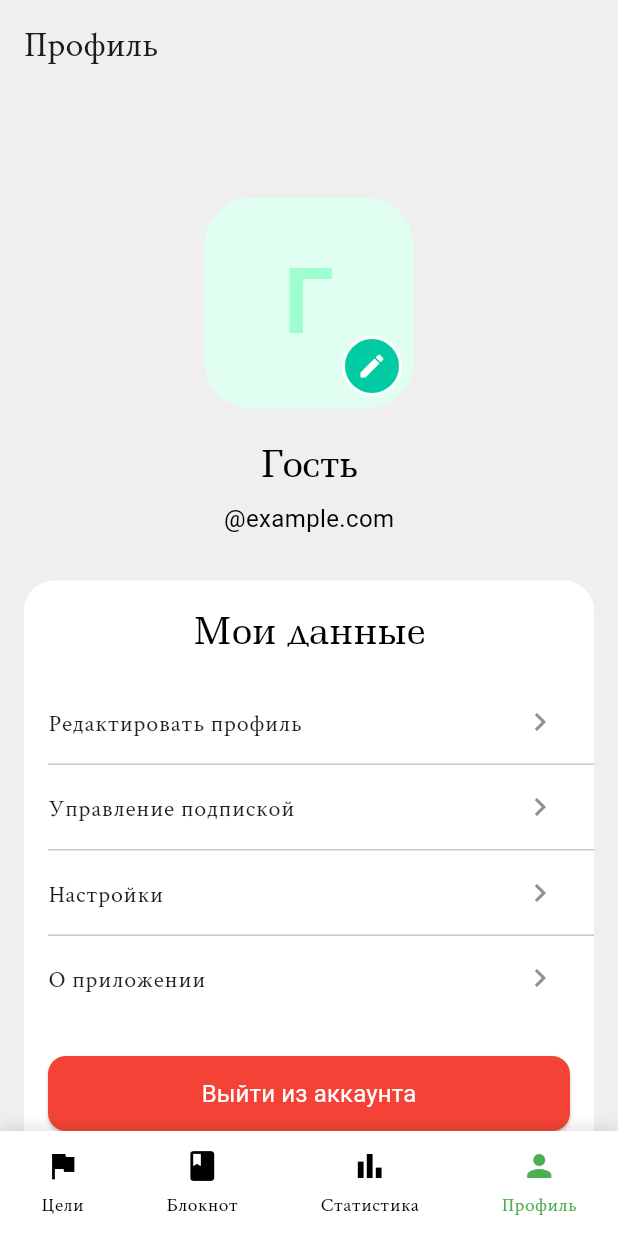
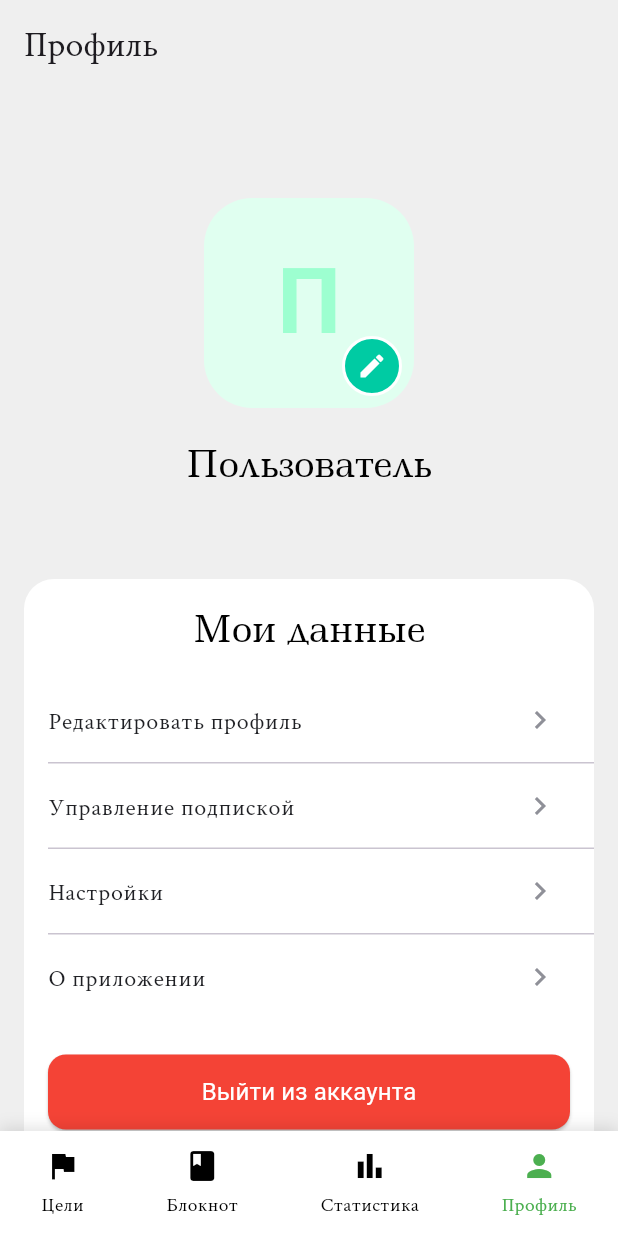
Before and after one commit to git-company-tp10-1/main, a Flutter app: the MainScreen screen opened directly, swiped to page 4, on a phone screen of 412 x 824 dp. Run offline on Flutter 3.47's test engine with Material 3 defaults, Android fonts, the phone set to English and light mode, and no system bars; our stand-ins replace shared_preferences; accounts and stored records are empty; network calls fail; Roboto replaces fonts that are missing (Anonymous Pro).

Commit message:
Fixed email

```diff
--- a/lib/core/navigation/routes.dart
+++ b/lib/core/navigation/routes.dart
@@ -11,7 +11,7 @@ import '../../presentation/screens/statistics.dart';
 
 
 final Map<String, WidgetBuilder> appRoutes = {
-  '/': (context) => const MainScreen(username: '',),
+  '/': (context) => const MainScreen(username: '', userEmail: '',),
   '/auth': (context) => const AuthorizeScreen(),
   '/registration': (context) => const RegistrationScreen(),
   '/permission': (context) => const PermissionsScreen(),
--- a/lib/presentation/screens/authorize.dart
+++ b/lib/presentation/screens/authorize.dart
@@ -130,7 +130,8 @@ class _AuthorizeScreenState extends State<AuthorizeScreen> {
         MaterialPageRoute(
           builder: (context) => MainScreen(
             isGuest: false,
-            username: username, // Передаем имя пользователя
+            username: username,
+            userEmail: _emailController.text, // Передаем email
           ),
         ),
       );
@@ -250,7 +251,7 @@ class _AuthorizeScreenState extends State<AuthorizeScreen> {
                     MaterialPageRoute(
                       builder: (context) => const MainScreen(
                         isGuest: true,
-                        username: 'Гость',
+                        username: 'Гость', userEmail: '',
                       ),
                     ),
                   );
--- a/lib/presentation/screens/main_screen.dart
+++ b/lib/presentation/screens/main_screen.dart
@@ -8,11 +8,13 @@ import '../../widgets/week_day_selector.dart';
 class MainScreen extends StatefulWidget {
   final bool isGuest;
   final String username;
+  final String? userEmail;
 
   const MainScreen({
     super.key,
     this.isGuest = false,
     required this.username,
+    this.userEmail,
   });
 
   @override
@@ -28,14 +30,15 @@ class _MainScreenState extends State<MainScreen> {
   void initState() {
     super.initState();
     _selectedDay = _getCurrentWeekDay();
+    print('Initialized MainScreen with email: ${widget.userEmail}'); // Для отладки
   }
 
   String _getCurrentWeekDay() {
     final now = DateTime.now();
     final weekDays = ['ПН', 'ВТ', 'СР', 'ЧТ', 'ПТ', 'СБ', 'ВС'];
-    // DateTime.now().weekday возвращает 1-7 (1=понедельник, 7=воскресенье)
     return weekDays[now.weekday - 1];
   }
+
   String _getAppBarTitle() {
     switch (_currentIndex) {
       case 0: return 'Цели';
@@ -99,7 +102,7 @@ class _MainScreenState extends State<MainScreen> {
                 NotesScreen(selectedDay: _selectedDay, token: ''),
                 StatisticsScreen(selectedDay: _selectedDay),
                 ProfileScreen(
-                  userEmail: widget.isGuest ? '' : '${widget.username}@example.com',
+                  userEmail: widget.isGuest ? null : widget.userEmail, // Исправлено!
                 ),
               ],
             ),
@@ -138,7 +141,7 @@ class _MainScreenState extends State<MainScreen> {
           ElevatedButton(
             onPressed: () {
               Navigator.pop(ctx);
-              Navigator.pushReplacementNamed(context, '/auth');
+              Navigator.pushReplacementNamed(ctx, '/auth');
             },
             child: const Text('Зарегистрироваться'),
           ),
--- a/lib/presentation/screens/registration.dart
+++ b/lib/presentation/screens/registration.dart
@@ -75,7 +75,7 @@ class _RegistrationScreenState extends State<RegistrationScreen> {
         MaterialPageRoute(
           builder: (context) => MainScreen(
             isGuest: false,
-            username: username, // Передаем имя пользователя
+            username: username, userEmail: '', // Передаем имя пользователя
           ),
         ),
       );
```
